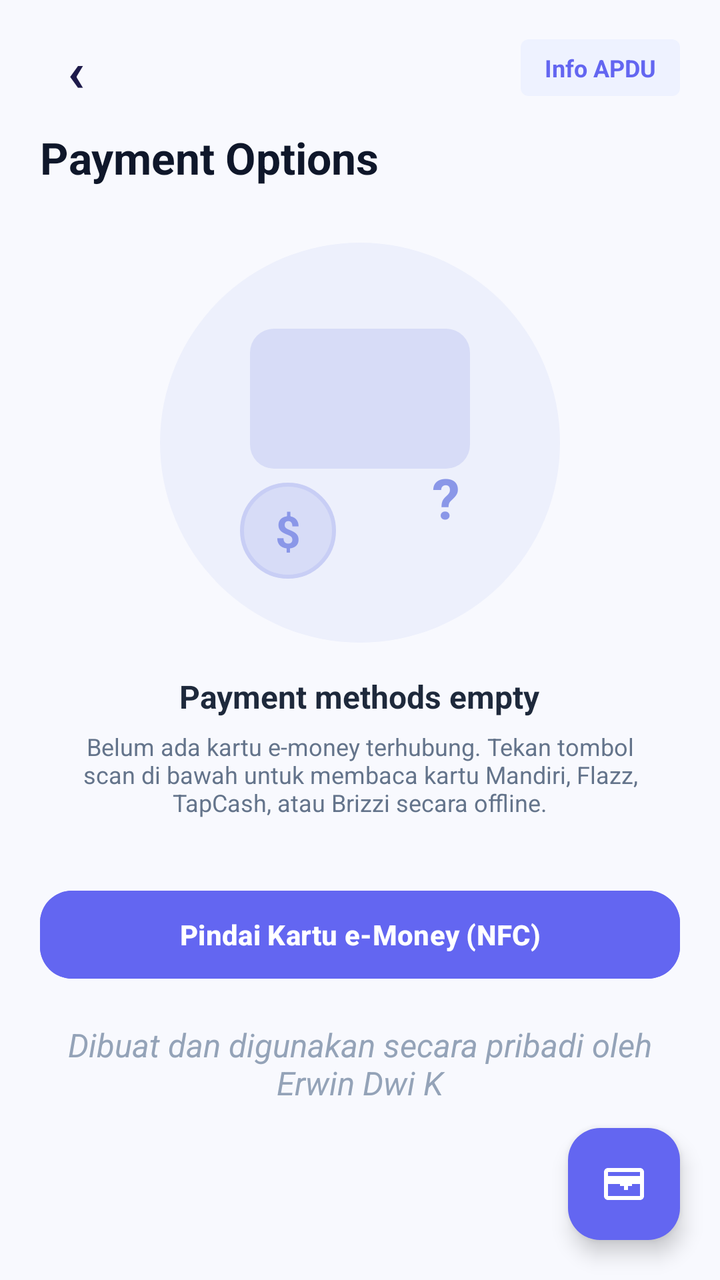
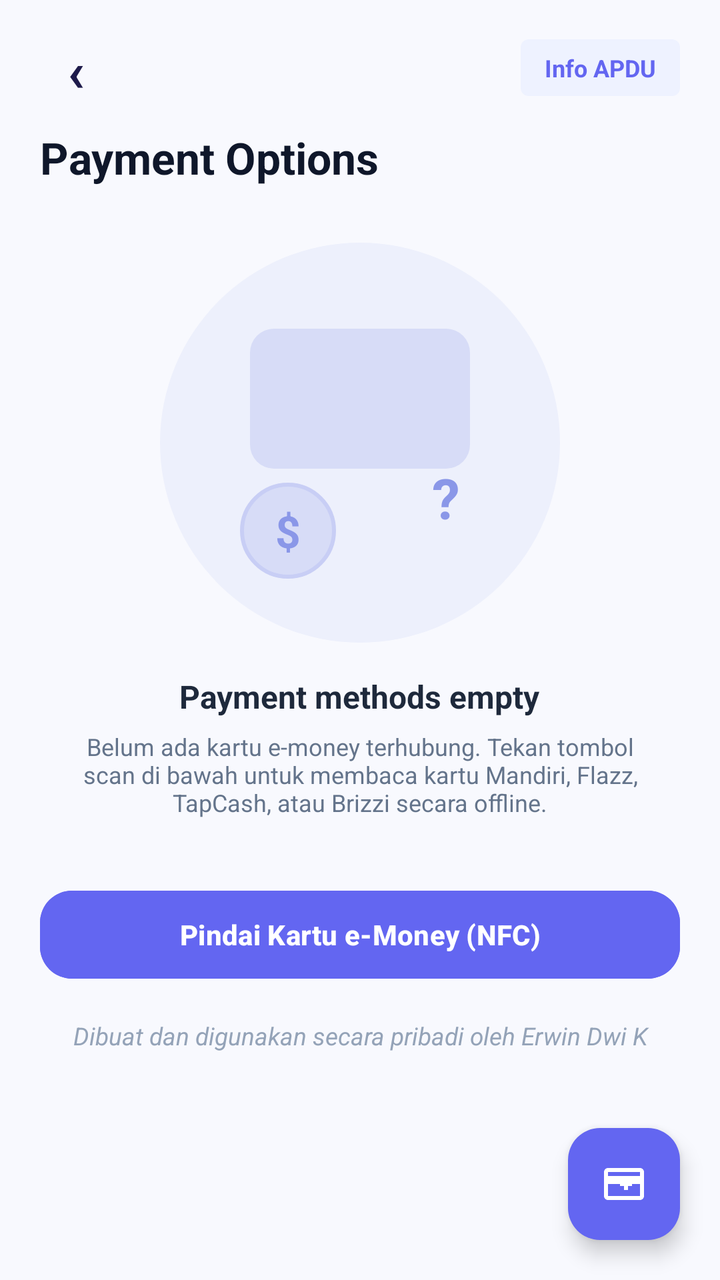

Screens rendered from an Android XML layout before and after an edit, with the pre-edit source and the edit as a unified diff.
<!-- AndroidManifest.xml: application theme Theme.NfcEMoneyReader -->
<!-- res/layout/activity_main.xml -->
<?xml version="1.0" encoding="utf-8"?>
<androidx.coordinatorlayout.widget.CoordinatorLayout
    xmlns:android="http://schemas.android.com/apk/res/android"
    xmlns:app="http://schemas.android.com/apk/res-auto"
    xmlns:tools="http://schemas.android.com/tools"
    android:id="@+id/rootCoordinator"
    android:layout_width="match_parent"
    android:layout_height="match_parent"
    android:fitsSystemWindows="true"
    android:background="#F8F9FE">

    
    <androidx.core.widget.NestedScrollView
        android:layout_width="match_parent"
        android:layout_height="match_parent"
        android:fillViewport="true">

        <LinearLayout
            android:layout_width="match_parent"
            android:layout_height="wrap_content"
            android:orientation="vertical"
            android:paddingHorizontal="20dp"
            android:paddingTop="16dp"
            android:paddingBottom="36dp">

            
            <RelativeLayout
                android:layout_width="match_parent"
                android:layout_height="wrap_content"
                android:layout_marginBottom="12dp">

                <TextView
                    android:id="@+id/btnNavBack"
                    android:layout_width="36dp"
                    android:layout_height="36dp"
                    android:layout_alignParentStart="true"
                    android:layout_centerVertical="true"
                    android:gravity="center"
                    android:text="‹"
                    android:textColor="#1E1B4B"
                    android:textSize="28sp"
                    android:textStyle="bold" />

                <TextView
                    android:id="@+id/btnSkipOrAction"
                    android:layout_width="wrap_content"
                    android:layout_height="wrap_content"
                    android:layout_alignParentEnd="true"
                    android:layout_centerVertical="true"
                    android:paddingHorizontal="12dp"
                    android:paddingVertical="6dp"
                    android:background="@drawable/bg_badge_rounded"
                    android:backgroundTint="#EEF2FF"
                    android:text="Info APDU"
                    android:textColor="#6366F1"
                    android:textSize="12sp"
                    android:textStyle="bold" />
            </RelativeLayout>

            
            <LinearLayout
                android:id="@+id/layoutStateHome"
                android:layout_width="match_parent"
                android:layout_height="wrap_content"
                android:orientation="vertical"
                android:visibility="visible">

                <TextView
                    android:layout_width="wrap_content"
                    android:layout_height="wrap_content"
                    android:text="Payment Options"
                    android:textColor="#0F172A"
                    android:textSize="22sp"
                    android:textStyle="bold"
                    android:layout_marginBottom="16dp" />

                
                <LinearLayout
                    android:layout_width="match_parent"
                    android:layout_height="wrap_content"
                    android:gravity="center"
                    android:orientation="vertical"
                    android:layout_marginVertical="12dp">

                    <FrameLayout
                        android:layout_width="200dp"
                        android:layout_height="200dp"
                        android:background="@drawable/bg_empty_circle">

                        
                        <View
                            android:layout_width="110dp"
                            android:layout_height="70dp"
                            android:layout_gravity="center"
                            android:layout_marginBottom="22dp"
                            android:background="@drawable/bg_ghost_card" />

                        
                        <TextView
                            android:layout_width="48dp"
                            android:layout_height="48dp"
                            android:layout_gravity="bottom|start"
                            android:layout_marginStart="40dp"
                            android:layout_marginBottom="32dp"
                            android:background="@drawable/bg_coin_circle"
                            android:gravity="center"
                            android:text="$"
                            android:textColor="#8A97E8"
                            android:textSize="22sp"
                            android:textStyle="bold" />

                        
                        <TextView
                            android:layout_width="wrap_content"
                            android:layout_height="wrap_content"
                            android:layout_gravity="bottom|end"
                            android:layout_marginEnd="50dp"
                            android:layout_marginBottom="54dp"
                            android:text="?"
                            android:textColor="#8A97E8"
                            android:textSize="28sp"
                            android:textStyle="bold" />
                    </FrameLayout>

                    <TextView
                        android:layout_width="wrap_content"
                        android:layout_height="wrap_content"
                        android:layout_marginTop="16dp"
                        android:text="Payment methods empty"
                        android:textColor="#1E293B"
                        android:textSize="16sp"
                        android:textStyle="bold" />

                    <TextView
                        android:layout_width="wrap_content"
                        android:layout_height="wrap_content"
                        android:layout_marginTop="6dp"
                        android:gravity="center"
                        android:paddingHorizontal="16dp"
                        android:text="Belum ada kartu e-money terhubung. Tekan tombol scan di bawah untuk membaca kartu Mandiri, Flazz, TapCash, atau Brizzi secara offline."
                        android:textColor="#64748B"
                        android:textSize="12sp" />
                </LinearLayout>

                
                <com.google.android.material.button.MaterialButton
                    android:id="@+id/btnMainScanNfc"
                    android:layout_width="match_parent"
                    android:layout_height="52dp"
                    android:layout_marginTop="20dp"
                    android:backgroundTint="#6366F1"
                    android:text="Pindai Kartu e-Money (NFC)"
                    android:textAllCaps="false"
                    android:textColor="#FFFFFF"
                    android:textSize="14sp"
                    android:textStyle="bold"
                    app:cornerRadius="16dp" />
            </LinearLayout>

            
            <LinearLayout
                android:id="@+id/layoutStateResult"
                android:layout_width="match_parent"
                android:layout_height="wrap_content"
                android:orientation="vertical"
                android:visibility="gone"
                tools:visibility="visible">

                
                <FrameLayout
                    android:layout_width="match_parent"
                    android:layout_height="240dp"
                    android:layout_marginVertical="6dp">

                    
                    <View
                        android:layout_width="150dp"
                        android:layout_height="215dp"
                        android:layout_gravity="center"
                        android:layout_marginEnd="65dp"
                        android:rotation="-14"
                        android:background="@drawable/bg_fanned_back_card" />

                    
                    <View
                        android:layout_width="150dp"
                        android:layout_height="215dp"
                        android:layout_gravity="center"
                        android:layout_marginStart="65dp"
                        android:rotation="14"
                        android:background="@drawable/bg_fanned_back_card" />

                    
                    <com.google.android.material.card.MaterialCardView
                        android:id="@+id/cardFrontPortrait"
                        android:layout_width="165dp"
                        android:layout_height="225dp"
                        android:layout_gravity="center"
                        app:cardBackgroundColor="#041B37"
                        app:cardCornerRadius="18dp"
                        app:cardElevation="10dp"
                        app:strokeWidth="1.5dp"
                        app:strokeColor="#40F59E0B">

                        <RelativeLayout
                            android:id="@+id/layoutCardFrontInner"
                            android:layout_width="match_parent"
                            android:layout_height="match_parent"
                            android:padding="14dp">

                            
                            <TextView
                                android:id="@+id/tvFrontCardHolder"
                                android:layout_width="wrap_content"
                                android:layout_height="wrap_content"
                                android:layout_alignParentStart="true"
                                android:layout_centerVertical="true"
                                android:rotation="-90"
                                android:text="SARAH SMITH"
                                android:textColor="#E2E8F0"
                                android:textSize="10sp"
                                android:textStyle="bold"
                                android:letterSpacing="0.08" />

                            
                            <LinearLayout
                                android:layout_width="wrap_content"
                                android:layout_height="wrap_content"
                                android:layout_alignParentEnd="true"
                                android:gravity="center_horizontal"
                                android:orientation="vertical">

                                <View
                                    android:id="@+id/viewGoldChip"
                                    android:layout_width="28dp"
                                    android:layout_height="20dp"
                                    android:background="@drawable/bg_chip_emv_gold" />

                                <TextView
                                    android:id="@+id/tvCardContactless"
                                    android:layout_width="wrap_content"
                                    android:layout_height="wrap_content"
                                    android:layout_marginTop="2dp"
                                    android:rotation="90"
                                    android:text=")))"
                                    android:textColor="#F8FAFC"
                                    android:textSize="11sp"
                                    android:textStyle="bold" />
                            </LinearLayout>

                            
                            <LinearLayout
                                android:layout_width="match_parent"
                                android:layout_height="wrap_content"
                                android:layout_alignParentBottom="true"
                                android:orientation="vertical">

                                <RelativeLayout
                                    android:layout_width="match_parent"
                                    android:layout_height="wrap_content">

                                    <LinearLayout
                                        android:layout_width="wrap_content"
                                        android:layout_height="wrap_content"
                                        android:layout_alignParentStart="true"
                                        android:orientation="vertical">

                                        
                                        <TextView
                                            android:id="@+id/tvCardBankTitle"
                                            android:layout_width="wrap_content"
                                            android:layout_height="wrap_content"
                                            android:text="MANDIRI"
                                            android:textColor="#FFFFFF"
                                            android:textSize="12sp"
                                            android:textStyle="bold"
                                            android:letterSpacing="0.06" />

                                        
                                        <TextView
                                            android:id="@+id/tvCardProductBadge"
                                            android:layout_width="wrap_content"
                                            android:layout_height="wrap_content"
                                            android:layout_marginTop="2dp"
                                            android:background="@drawable/bg_badge_rounded"
                                            android:paddingHorizontal="6dp"
                                            android:paddingVertical="1dp"
                                            android:text="e-money"
                                            android:textColor="#041B37"
                                            android:textSize="9sp"
                                            android:textStyle="bold" />
                                    </LinearLayout>

                                    
                                    <LinearLayout
                                        android:layout_width="wrap_content"
                                        android:layout_height="wrap_content"
                                        android:layout_alignParentEnd="true"
                                        android:layout_centerVertical="true"
                                        android:orientation="horizontal">

                                        <View
                                            android:id="@+id/viewCardCircle1"
                                            android:layout_width="18dp"
                                            android:layout_height="18dp"
                                            android:background="@drawable/circle_red" />

                                        <View
                                            android:id="@+id/viewCardCircle2"
                                            android:layout_width="18dp"
                                            android:layout_height="18dp"
                                            android:layout_marginStart="-6dp"
                                            android:background="@drawable/circle_orange" />
                                    </LinearLayout>
                                </RelativeLayout>

                                
                                <TextView
                                    android:id="@+id/tvCardNumberOnCard"
                                    android:layout_width="wrap_content"
                                    android:layout_height="wrap_content"
                                    android:layout_marginTop="6dp"
                                    android:fontFamily="monospace"
                                    android:text="6032 •••• •••• 8192"
                                    android:textColor="#CCFFFFFF"
                                    android:textSize="9sp"
                                    android:textStyle="bold"
                                    android:letterSpacing="0.06" />
                            </LinearLayout>
                        </RelativeLayout>
                    </com.google.android.material.card.MaterialCardView>
                </FrameLayout>

                
                <ImageView
                    android:layout_width="28dp"
                    android:layout_height="28dp"
                    android:layout_gravity="center"
                    android:layout_marginVertical="6dp"
                    android:src="@drawable/ic_nfc_scan"
                    app:tint="#CBD5E1" />

                
                <com.google.android.material.card.MaterialCardView
                    android:layout_width="match_parent"
                    android:layout_height="wrap_content"
                    android:layout_marginBottom="12dp"
                    app:cardBackgroundColor="#FFFFFF"
                    app:cardCornerRadius="16dp"
                    app:cardElevation="2dp"
                    app:strokeColor="#E2E8F0"
                    app:strokeWidth="1dp">

                    <LinearLayout
                        android:layout_width="match_parent"
                        android:layout_height="wrap_content"
                        android:gravity="center"
                        android:orientation="vertical"
                        android:padding="14dp">

                        <TextView
                            android:id="@+id/tvResultIssuerLabel"
                            android:layout_width="wrap_content"
                            android:layout_height="wrap_content"
                            android:text="SALDO CHIP e-MONEY (100% OFFLINE)"
                            android:textColor="#6366F1"
                            android:textSize="11sp"
                            android:textStyle="bold" />

                        <TextView
                            android:id="@+id/tvResultBalanceAmount"
                            android:layout_width="wrap_content"
                            android:layout_height="wrap_content"
                            android:layout_marginTop="2dp"
                            android:text="Rp 85.000"
                            android:textColor="#0F172A"
                            android:textSize="26sp"
                            android:textStyle="bold" />
                    </LinearLayout>
                </com.google.android.material.card.MaterialCardView>

                
                <TextView
                    android:layout_width="wrap_content"
                    android:layout_height="wrap_content"
                    android:text="Card Number"
                    android:textColor="#64748B"
                    android:textSize="12sp"
                    android:textStyle="bold"
                    android:layout_marginBottom="4dp" />

                <com.google.android.material.textfield.TextInputLayout
                    style="@style/Widget.MaterialComponents.TextInputLayout.OutlinedBox"
                    android:layout_width="match_parent"
                    android:layout_height="wrap_content"
                    android:layout_marginBottom="10dp"
                    app:boxCornerRadiusBottomEnd="12dp"
                    app:boxCornerRadiusBottomStart="12dp"
                    app:boxCornerRadiusTopEnd="12dp"
                    app:boxCornerRadiusTopStart="12dp"
                    app:boxStrokeColor="#E2E8F0">

                    <com.google.android.material.textfield.TextInputEditText
                        android:id="@+id/etResultCardNumber"
                        android:layout_width="match_parent"
                        android:layout_height="wrap_content"
                        android:editable="false"
                        android:focusable="false"
                        android:fontFamily="monospace"
                        android:text="6032 0182 9381 8192"
                        android:textColor="#0F172A"
                        android:textSize="13sp"
                        android:textStyle="bold" />
                </com.google.android.material.textfield.TextInputLayout>

                <TextView
                    android:layout_width="wrap_content"
                    android:layout_height="wrap_content"
                    android:text="Name on Card"
                    android:textColor="#64748B"
                    android:textSize="12sp"
                    android:textStyle="bold"
                    android:layout_marginBottom="4dp" />

                <com.google.android.material.textfield.TextInputLayout
                    style="@style/Widget.MaterialComponents.TextInputLayout.OutlinedBox"
                    android:layout_width="match_parent"
                    android:layout_height="wrap_content"
                    android:layout_marginBottom="12dp"
                    app:boxCornerRadiusBottomEnd="12dp"
                    app:boxCornerRadiusBottomStart="12dp"
                    app:boxCornerRadiusTopEnd="12dp"
                    app:boxCornerRadiusTopStart="12dp"
                    app:boxStrokeColor="#E2E8F0">

                    <com.google.android.material.textfield.TextInputEditText
                        android:id="@+id/etResultCardHolder"
                        android:layout_width="match_parent"
                        android:layout_height="wrap_content"
                        android:editable="false"
                        android:focusable="false"
                        android:text="Sarah Smith"
                        android:textColor="#0F172A"
                        android:textSize="13sp"
                        android:textStyle="bold" />
                </com.google.android.material.textfield.TextInputLayout>

                
                <TextView
                    android:layout_width="wrap_content"
                    android:layout_height="wrap_content"
                    android:layout_gravity="center"
                    android:text="Supported Networks: Mandiri • Flazz • TapCash • Brizzi • JakCard"
                    android:textColor="#94A3B8"
                    android:textSize="11sp"
                    android:layout_marginBottom="14dp" />

                
                <com.google.android.material.button.MaterialButton
                    android:id="@+id/btnContinueOrRescan"
                    android:layout_width="match_parent"
                    android:layout_height="52dp"
                    android:backgroundTint="#6366F1"
                    android:text="Continue"
                    android:textAllCaps="false"
                    android:textColor="#FFFFFF"
                    android:textSize="15sp"
                    android:textStyle="bold"
                    app:cornerRadius="16dp" />
            </LinearLayout>

            
            <TextView
                android:layout_width="match_parent"
                android:layout_height="wrap_content"
                android:layout_marginTop="18dp"
                android:layout_marginBottom="8dp"
                android:gravity="center"
                android:fontFamily="sans-serif"
                android:textStyle="italic"
                android:textSize="8pt"
                android:textColor="#94A3B8"
                android:text="Dibuat dan digunakan secara pribadi oleh Erwin Dwi K" />

        </LinearLayout>
    </androidx.core.widget.NestedScrollView>

    
    <com.google.android.material.floatingactionbutton.FloatingActionButton
        android:id="@+id/fabScan"
        android:layout_width="wrap_content"
        android:layout_height="wrap_content"
        android:layout_gravity="bottom|end"
        android:layout_margin="20dp"
        android:backgroundTint="#6366F1"
        android:contentDescription="Scan NFC"
        app:elevation="6dp"
        app:srcCompat="@drawable/ic_card_scan_fab"
        app:tint="#FFFFFF" />

</androidx.coordinatorlayout.widget.CoordinatorLayout>
<!-- resources referenced by this layout -->
<resources>
  <!-- drawable bg_badge_rounded (drawable) -->
  <?xml version="1.0" encoding="utf-8"?>
  <shape xmlns:android="http://schemas.android.com/apk/res/android"
      android:shape="rectangle">
      <solid android:color="#F59E0B" />
      <corners android:radius="4dp" />
  </shape>
  <!-- drawable bg_chip_emv_gold (drawable) -->
  <?xml version="1.0" encoding="utf-8"?>
  <shape xmlns:android="http://schemas.android.com/apk/res/android"
      android:shape="rectangle">
      <gradient
          android:angle="45"
          android:startColor="#F59E0B"
          android:centerColor="#FDE68A"
          android:endColor="#D97706"
          android:type="linear" />
      <corners android:radius="4dp" />
      <stroke
          android:width="1dp"
          android:color="#B45309" />
  </shape>
  <!-- drawable bg_coin_circle (drawable) -->
  <?xml version="1.0" encoding="utf-8"?>
  <shape xmlns:android="http://schemas.android.com/apk/res/android"
      android:shape="oval">
      <solid android:color="#D7DCF7" />
      <stroke android:width="2dp" android:color="#C8CEF5" />
  </shape>
  <!-- drawable bg_empty_circle (drawable) -->
  <?xml version="1.0" encoding="utf-8"?>
  <shape xmlns:android="http://schemas.android.com/apk/res/android"
      android:shape="oval">
      <solid android:color="#EDF0FC" />
  </shape>
  <!-- drawable bg_fanned_back_card (drawable) -->
  <?xml version="1.0" encoding="utf-8"?>
  <shape xmlns:android="http://schemas.android.com/apk/res/android"
      android:shape="rectangle">
      <solid android:color="#E2E8F0" />
      <stroke android:width="1dp" android:color="#CBD5E1" />
      <corners android:radius="18dp" />
  </shape>
  <!-- drawable bg_ghost_card (drawable) -->
  <?xml version="1.0" encoding="utf-8"?>
  <shape xmlns:android="http://schemas.android.com/apk/res/android"
      android:shape="rectangle">
      <solid android:color="#D7DCF7" />
      <corners android:radius="12dp" />
  </shape>
  <!-- drawable circle_orange (drawable) -->
  <?xml version="1.0" encoding="utf-8"?>
  <shape xmlns:android="http://schemas.android.com/apk/res/android"
      android:shape="oval">
      <solid android:color="#F79E1B" />
  </shape>
  <!-- drawable circle_red (drawable) -->
  <?xml version="1.0" encoding="utf-8"?>
  <shape xmlns:android="http://schemas.android.com/apk/res/android"
      android:shape="oval">
      <solid android:color="#EB001B" />
  </shape>
  <!-- drawable ic_card_scan_fab (drawable) -->
  <vector xmlns:android="http://schemas.android.com/apk/res/android"
      android:width="24dp"
      android:height="24dp"
      android:viewportWidth="24"
      android:viewportHeight="24">
    <path
        android:fillColor="#FFFFFFFF"
        android:pathData="M20,4H4C2.89,4 2.01,4.89 2.01,6L2,18c0,1.11 0.89,2 2,2h16c1.11,0 2,-0.89 2,-2V6C22,4.89 21.11,4 20,4zM20,18H4v-6h16V18zM20,8H4V6h16V8z"/>
    <path
        android:fillColor="#FFFFFFFF"
        android:pathData="M16,13h-2v2h-2v-2h-2v-2h2v-2h2v2h2V13z"/>
  </vector>
  <color name="primary">#6366F1</color>
  <color name="secondary">#0EA5E9</color>
  <color name="primary_light">#818CF8</color>
  <color name="primary_dark">#4F46E5</color>
  <color name="text_white">#FFFFFF</color>
  <color name="background">#F8FAFC</color>
  <color name="surface">#FFFFFF</color>
  <color name="text_primary">#0F172A</color>
  <!-- unchanged entries left out for length: 2 -->
</resources>

<!-- the commit's change to res/layout/activity_main.xml (unified diff, before → after) -->
@@ -216,7 +216,8 @@
                                 android:layout_alignParentStart="true"
                                 android:layout_centerVertical="true"
                                 android:rotation="-90"
-                                android:text="SARAH SMITH"
+                                android:visibility="gone"
+                                android:text=""
                                 android:textColor="#E2E8F0"
                                 android:textSize="10sp"
                                 android:textStyle="bold"
@@ -439,7 +440,8 @@
                         android:layout_height="wrap_content"
                         android:editable="false"
                         android:focusable="false"
-                        android:text="Sarah Smith"
+                        android:hint="Nama Pemilik (Opsional)"
+                        android:text=""
                         android:textColor="#0F172A"
                         android:textSize="13sp"
                         android:textStyle="bold" />
@@ -473,12 +475,12 @@
             <TextView
                 android:layout_width="match_parent"
                 android:layout_height="wrap_content"
-                android:layout_marginTop="18dp"
-                android:layout_marginBottom="8dp"
+                android:layout_marginTop="16dp"
+                android:layout_marginBottom="6dp"
                 android:gravity="center"
                 android:fontFamily="sans-serif"
                 android:textStyle="italic"
-                android:textSize="8pt"
+                android:textSize="6pt"
                 android:textColor="#94A3B8"
                 android:text="Dibuat dan digunakan secara pribadi oleh Erwin Dwi K" />
 
